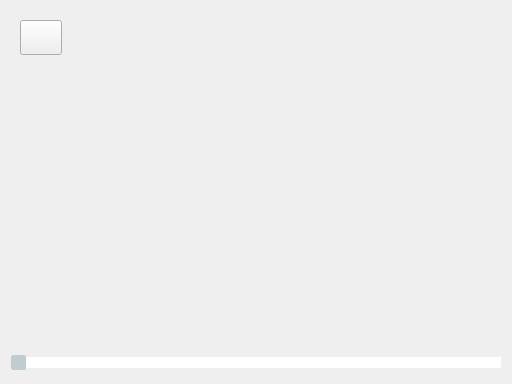
Qt form widgets/viewer/videoplayer.ui (wyc15002105071/Recorder) before a commit.
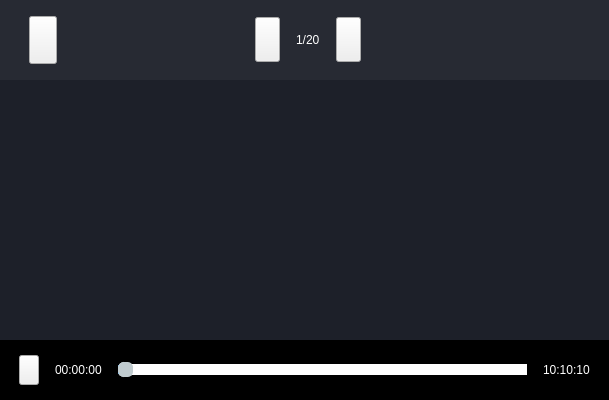
The same form after that commit. Icons and pictures are not drawn.

The edit to the form file:
```diff
--- a/widgets/viewer/videoplayer.ui
+++ b/widgets/viewer/videoplayer.ui
@@ -6,21 +6,315 @@
    <rect>
     <x>0</x>
     <y>0</y>
-    <width>512</width>
-    <height>384</height>
+    <width>609</width>
+    <height>400</height>
    </rect>
   </property>
   <property name="windowTitle">
    <string>Form</string>
   </property>
   <property name="styleSheet">
-   <string notr="true">#back_btn {
+   <string notr="true">#VideoPlayer {
+background-color: rgb(29, 32, 41);
+}
+
+#back_btn {
 	border-image: url(:/resources/icons/back.png);
 }
 
+</string>
+  </property>
+  <layout class="QVBoxLayout" name="verticalLayout">
+   <property name="spacing">
+    <number>0</number>
+   </property>
+   <property name="leftMargin">
+    <number>0</number>
+   </property>
+   <property name="topMargin">
+    <number>0</number>
+   </property>
+   <property name="rightMargin">
+    <number>0</number>
+   </property>
+   <property name="bottomMargin">
+    <number>0</number>
+   </property>
+   <item>
+    <widget class="QWidget" name="top" native="true">
+     <property name="sizePolicy">
+      <sizepolicy hsizetype="Preferred" vsizetype="Fixed">
+       <horstretch>0</horstretch>
+       <verstretch>0</verstretch>
+      </sizepolicy>
+     </property>
+     <property name="minimumSize">
+      <size>
+       <width>0</width>
+       <height>80</height>
+      </size>
+     </property>
+     <property name="maximumSize">
+      <size>
+       <width>16777215</width>
+       <height>80</height>
+      </size>
+     </property>
+     <property name="styleSheet">
+      <string notr="true">#top {
+background-color: rgb(39, 42, 51);
+}
+
+#back_btn {
+	border-image: url(:/resources/icons/back.png);
+}
+
+#last_btn {
+	border-image: url(:/resources/icons/last.png);
+}
+#next_btn {
+	border-image: url(:/resources/icons/next.png);
+}
+#label {
+	color: rgb(255, 255, 255);
+  
+	font: 18pt &quot;Ubuntu&quot;;
+}</string>
+     </property>
+     <layout class="QHBoxLayout" name="horizontalLayout">
+      <item>
+       <spacer name="horizontalSpacer_2">
+        <property name="orientation">
+         <enum>Qt::Horizontal</enum>
+        </property>
+        <property name="sizeType">
+         <enum>QSizePolicy::Fixed</enum>
+        </property>
+        <property name="sizeHint" stdset="0">
+         <size>
+          <width>20</width>
+          <height>20</height>
+         </size>
+        </property>
+       </spacer>
+      </item>
+      <item>
+       <widget class="QPushButton" name="back_btn">
+        <property name="minimumSize">
+         <size>
+          <width>28</width>
+          <height>48</height>
+         </size>
+        </property>
+        <property name="maximumSize">
+         <size>
+          <width>28</width>
+          <height>48</height>
+         </size>
+        </property>
+        <property name="text">
+         <string/>
+        </property>
+       </widget>
+      </item>
+      <item>
+       <spacer name="horizontalSpacer_3">
+        <property name="orientation">
+         <enum>Qt::Horizontal</enum>
+        </property>
+        <property name="sizeHint" stdset="0">
+         <size>
+          <width>40</width>
+          <height>20</height>
+         </size>
+        </property>
+       </spacer>
+      </item>
+      <item>
+       <widget class="QPushButton" name="last_btn">
+        <property name="sizePolicy">
+         <sizepolicy hsizetype="Fixed" vsizetype="Fixed">
+          <horstretch>0</horstretch>
+          <verstretch>0</verstretch>
+         </sizepolicy>
+        </property>
+        <property name="minimumSize">
+         <size>
+          <width>25</width>
+          <height>45</height>
+         </size>
+        </property>
+        <property name="maximumSize">
+         <size>
+          <width>25</width>
+          <height>45</height>
+         </size>
+        </property>
+        <property name="text">
+         <string/>
+        </property>
+       </widget>
+      </item>
+      <item>
+       <spacer name="horizontalSpacer_5">
+        <property name="orientation">
+         <enum>Qt::Horizontal</enum>
+        </property>
+        <property name="sizeType">
+         <enum>QSizePolicy::Fixed</enum>
+        </property>
+        <property name="sizeHint" stdset="0">
+         <size>
+          <width>10</width>
+          <height>20</height>
+         </size>
+        </property>
+       </spacer>
+      </item>
+      <item>
+       <widget class="QLabel" name="label">
+        <property name="text">
+         <string>1/20</string>
+        </property>
+       </widget>
+      </item>
+      <item>
+       <spacer name="horizontalSpacer_6">
+        <property name="orientation">
+         <enum>Qt::Horizontal</enum>
+        </property>
+        <property name="sizeType">
+         <enum>QSizePolicy::Fixed</enum>
+        </property>
+        <property name="sizeHint" stdset="0">
+         <size>
+          <width>10</width>
+          <height>20</height>
+         </size>
+        </property>
+       </spacer>
+      </item>
+      <item>
+       <widget class="QPushButton" name="next_btn">
+        <property name="sizePolicy">
+         <sizepolicy hsizetype="Fixed" vsizetype="Fixed">
+          <horstretch>0</horstretch>
+          <verstretch>0</verstretch>
+         </sizepolicy>
+        </property>
+        <property name="minimumSize">
+         <size>
+          <width>25</width>
+          <height>45</height>
+         </size>
+        </property>
+        <property name="maximumSize">
+         <size>
+          <width>25</width>
+          <height>45</height>
+         </size>
+        </property>
+        <property name="text">
+         <string/>
+        </property>
+       </widget>
+      </item>
+      <item>
+       <spacer name="horizontalSpacer">
+        <property name="orientation">
+         <enum>Qt::Horizontal</enum>
+        </property>
+        <property name="sizeHint" stdset="0">
+         <size>
+          <width>40</width>
+          <height>20</height>
+         </size>
+        </property>
+       </spacer>
+      </item>
+      <item>
+       <spacer name="horizontalSpacer_4">
+        <property name="orientation">
+         <enum>Qt::Horizontal</enum>
+        </property>
+        <property name="sizeType">
+         <enum>QSizePolicy::Fixed</enum>
+        </property>
+        <property name="sizeHint" stdset="0">
+         <size>
+          <width>48</width>
+          <height>20</height>
+         </size>
+        </property>
+       </spacer>
+      </item>
+     </layout>
+    </widget>
+   </item>
+   <item>
+    <widget class="QWidget" name="video_widget" native="true">
+     <property name="styleSheet">
+      <string notr="true"/>
+     </property>
+     <layout class="QHBoxLayout" name="horizontalLayout_2">
+      <property name="spacing">
+       <number>0</number>
+      </property>
+      <property name="leftMargin">
+       <number>0</number>
+      </property>
+      <property name="topMargin">
+       <number>0</number>
+      </property>
+      <property name="rightMargin">
+       <number>0</number>
+      </property>
+      <property name="bottomMargin">
+       <number>0</number>
+      </property>
+     </layout>
+    </widget>
+   </item>
+   <item>
+    <widget class="QWidget" name="bottom" native="true">
+     <property name="sizePolicy">
+      <sizepolicy hsizetype="Preferred" vsizetype="Fixed">
+       <horstretch>0</horstretch>
+       <verstretch>0</verstretch>
+      </sizepolicy>
+     </property>
+     <property name="minimumSize">
+      <size>
+       <width>0</width>
+       <height>60</height>
+      </size>
+     </property>
+     <property name="maximumSize">
+      <size>
+       <width>16777215</width>
+       <height>60</height>
+      </size>
+     </property>
+     <property name="styleSheet">
+      <string notr="true">#bottom {
+	background-color: rgb(0, 0, 0);
+}
+
+QLabel {
+	color: rgb(255, 255, 255);
+	font: 14pt &quot;Ubuntu&quot;;
+}
+
+#play_btn {
+	border-image: url(:/resources/icons/play.png);
+}
+
+#play_btn::checked{
+	border-image: url(:/resources/icons/pause.png);
+}
 
 QSlider::sub-page:horizontal {
-    background: rgb(90,49,255);
+    background: rgba(24, 144, 255, 1);
     border-radius: 2px;
     margin-top:8px;
     margin-bottom:8px;
@@ -36,7 +330,7 @@
     background: rgb(193,204,208);
     width: 5px;
     border: 1px solid rgb(193,204,208);
-    border-radius: 2px; 
+    border-radius: 5px; 
     margin-top:6px;
     margin-bottom:6px;
 }
@@ -49,103 +343,167 @@
     margin-top:4px;
     margin-bottom:4px;
 }	</string>
-  </property>
-  <layout class="QVBoxLayout" name="verticalLayout">
-   <item>
-    <widget class="QWidget" name="top" native="true">
-     <property name="minimumSize">
-      <size>
-       <width>0</width>
-       <height>50</height>
-      </size>
      </property>
-     <property name="maximumSize">
-      <size>
-       <width>16777215</width>
-       <height>50</height>
-      </size>
-     </property>
-     <layout class="QVBoxLayout" name="verticalLayout_3">
+     <layout class="QHBoxLayout" name="horizontalLayout_3">
       <item>
-       <widget class="QPushButton" name="back_btn">
+       <spacer name="horizontalSpacer_11">
+        <property name="orientation">
+         <enum>Qt::Horizontal</enum>
+        </property>
+        <property name="sizeType">
+         <enum>QSizePolicy::Fixed</enum>
+        </property>
+        <property name="sizeHint" stdset="0">
+         <size>
+          <width>10</width>
+          <height>20</height>
+         </size>
+        </property>
+       </spacer>
+      </item>
+      <item>
+       <widget class="QPushButton" name="play_btn">
+        <property name="sizePolicy">
+         <sizepolicy hsizetype="Fixed" vsizetype="Fixed">
+          <horstretch>0</horstretch>
+          <verstretch>0</verstretch>
+         </sizepolicy>
+        </property>
         <property name="minimumSize">
          <size>
-          <width>42</width>
-          <height>35</height>
+          <width>20</width>
+          <height>30</height>
          </size>
         </property>
         <property name="maximumSize">
          <size>
-          <width>42</width>
-          <height>35</height>
+          <width>20</width>
+          <height>30</height>
          </size>
         </property>
         <property name="text">
          <string/>
         </property>
+        <property name="checkable">
+         <bool>true</bool>
+        </property>
        </widget>
       </item>
+      <item>
+       <spacer name="horizontalSpacer_7">
+        <property name="orientation">
+         <enum>Qt::Horizontal</enum>
+        </property>
+        <property name="sizeType">
+         <enum>QSizePolicy::Fixed</enum>
+        </property>
+        <property name="sizeHint" stdset="0">
+         <size>
+          <width>10</width>
+          <height>20</height>
+         </size>
+        </property>
+       </spacer>
+      </item>
+      <item>
+       <widget class="QLabel" name="position">
+        <property name="text">
+         <string>00:00:00</string>
+        </property>
+       </widget>
+      </item>
+      <item>
+       <spacer name="horizontalSpacer_8">
+        <property name="orientation">
+         <enum>Qt::Horizontal</enum>
+        </property>
+        <property name="sizeType">
+         <enum>QSizePolicy::Fixed</enum>
+        </property>
+        <property name="sizeHint" stdset="0">
+         <size>
+          <width>10</width>
+          <height>20</height>
+         </size>
+        </property>
+       </spacer>
+      </item>
+      <item>
+       <widget class="QSlider" name="pos_slider">
+        <property name="sizePolicy">
+         <sizepolicy hsizetype="Expanding" vsizetype="Expanding">
+          <horstretch>0</horstretch>
+          <verstretch>0</verstretch>
+         </sizepolicy>
+        </property>
+        <property name="minimumSize">
+         <size>
+          <width>0</width>
+          <height>10</height>
+         </size>
+        </property>
+        <property name="maximumSize">
+         <size>
+          <width>16777215</width>
+          <height>20</height>
+         </size>
+        </property>
+        <property name="styleSheet">
+         <string notr="true"/>
+        </property>
+        <property name="maximum">
+         <number>100</number>
+        </property>
+        <property name="value">
+         <number>0</number>
+        </property>
+        <property name="orientation">
+         <enum>Qt::Horizontal</enum>
+        </property>
+       </widget>
+      </item>
+      <item>
+       <spacer name="horizontalSpacer_9">
+        <property name="orientation">
+         <enum>Qt::Horizontal</enum>
+        </property>
+        <property name="sizeType">
+         <enum>QSizePolicy::Fixed</enum>
+        </property>
+        <property name="sizeHint" stdset="0">
+         <size>
+          <width>10</width>
+          <height>20</height>
+         </size>
+        </property>
+       </spacer>
+      </item>
+      <item>
+       <widget class="QLabel" name="duration">
+        <property name="text">
+         <string>10:10:10</string>
+        </property>
+       </widget>
+      </item>
+      <item>
+       <spacer name="horizontalSpacer_10">
+        <property name="orientation">
+         <enum>Qt::Horizontal</enum>
+        </property>
+        <property name="sizeType">
+         <enum>QSizePolicy::Fixed</enum>
+        </property>
+        <property name="sizeHint" stdset="0">
+         <size>
+          <width>10</width>
+          <height>20</height>
+         </size>
+        </property>
+       </spacer>
+      </item>
      </layout>
     </widget>
    </item>
-   <item>
-    <widget class="QWidget" name="video_widget" native="true">
-     <property name="styleSheet">
-      <string notr="true"/>
-     </property>
-     <layout class="QHBoxLayout" name="horizontalLayout_2">
-      <property name="spacing">
-       <number>0</number>
-      </property>
-      <property name="leftMargin">
-       <number>0</number>
-      </property>
-      <property name="topMargin">
-       <number>0</number>
-      </property>
-      <property name="rightMargin">
-       <number>0</number>
-      </property>
-      <property name="bottomMargin">
-       <number>0</number>
-      </property>
-     </layout>
-    </widget>
-   </item>
-   <item>
-    <widget class="QSlider" name="pos_slider">
-     <property name="sizePolicy">
-      <sizepolicy hsizetype="Expanding" vsizetype="Expanding">
-       <horstretch>0</horstretch>
-       <verstretch>0</verstretch>
-      </sizepolicy>
-     </property>
-     <property name="minimumSize">
-      <size>
-       <width>0</width>
-       <height>20</height>
-      </size>
-     </property>
-     <property name="maximumSize">
-      <size>
-       <width>16777215</width>
-       <height>20</height>
-      </size>
-     </property>
-     <property name="styleSheet">
-      <string notr="true"/>
-     </property>
-     <property name="maximum">
-      <number>100</number>
-     </property>
-     <property name="value">
-      <number>0</number>
-     </property>
-     <property name="orientation">
-      <enum>Qt::Horizontal</enum>
-     </property>
-    </widget>
-   </item>
   </layout>
  </widget>
  <resources/>
```
Left out of the diff: 72 changed lines with no effect on the pictures.
